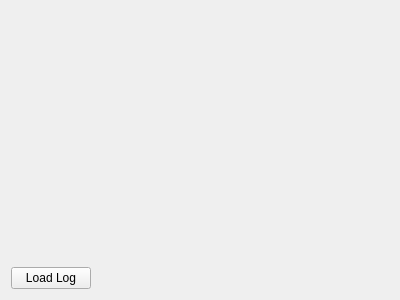
Qt form src/ui/AP2DataPlot2D.ui (ArduPilot/apm_planner) before a commit.
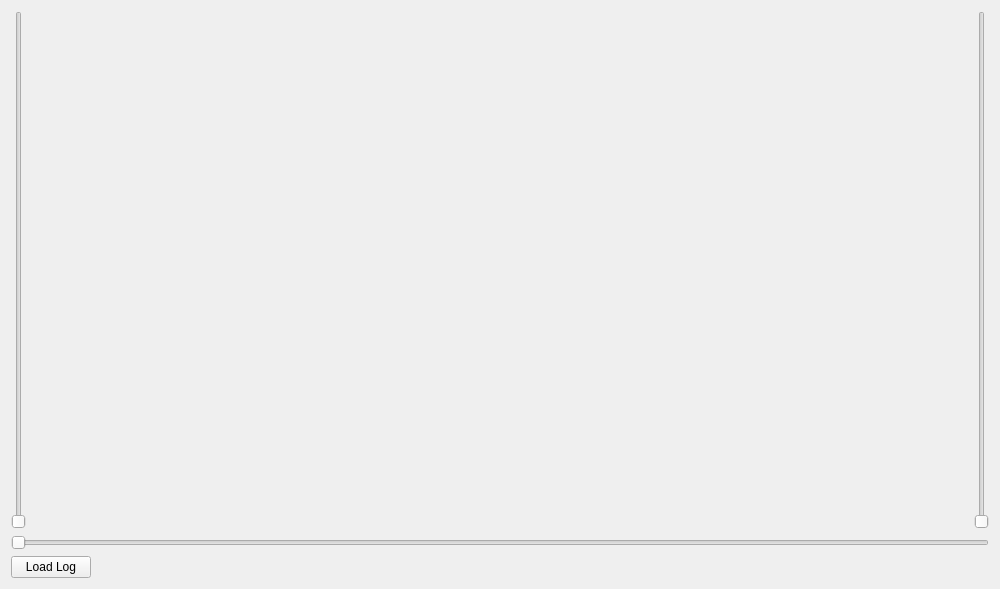
The same form after that commit.

Commit message: New zoom and scroll bars for 2d plot

Patch:
```diff
--- a/src/ui/AP2DataPlot2D.ui
+++ b/src/ui/AP2DataPlot2D.ui
@@ -6,17 +6,28 @@
    <rect>
     <x>0</x>
     <y>0</y>
-    <width>400</width>
-    <height>300</height>
+    <width>1000</width>
+    <height>589</height>
    </rect>
   </property>
   <property name="windowTitle">
    <string>Form</string>
   </property>
-  <layout class="QVBoxLayout" name="verticalLayout_2">
+  <layout class="QVBoxLayout" name="verticalLayout_5">
    <item>
     <layout class="QVBoxLayout" name="verticalLayout">
      <item>
+      <layout class="QVBoxLayout" name="verticalLayout_2">
+       <item>
+        <layout class="QHBoxLayout" name="horizontalLayout_2">
+         <item>
+          <widget class="QSlider" name="verticalSlider">
+           <property name="orientation">
+            <enum>Qt::Vertical</enum>
+           </property>
+          </widget>
+         </item>
+         <item>
       <widget class="QWidget" name="widget" native="true">
        <layout class="QVBoxLayout" name="verticalLayout_4">
         <item>
@@ -24,6 +35,24 @@
         </item>
        </layout>
       </widget>
+         </item>
+         <item>
+          <widget class="QSlider" name="zoomSlider">
+           <property name="orientation">
+            <enum>Qt::Vertical</enum>
+           </property>
+          </widget>
+         </item>
+        </layout>
+       </item>
+       <item>
+        <widget class="QSlider" name="horizontalSlider">
+         <property name="orientation">
+          <enum>Qt::Horizontal</enum>
+         </property>
+        </widget>
+       </item>
+      </layout>
      </item>
      <item>
       <layout class="QHBoxLayout" name="horizontalLayout">
```
Lines whose indentation alone changed are shown as unchanged. The commit also changes 2 other files.
